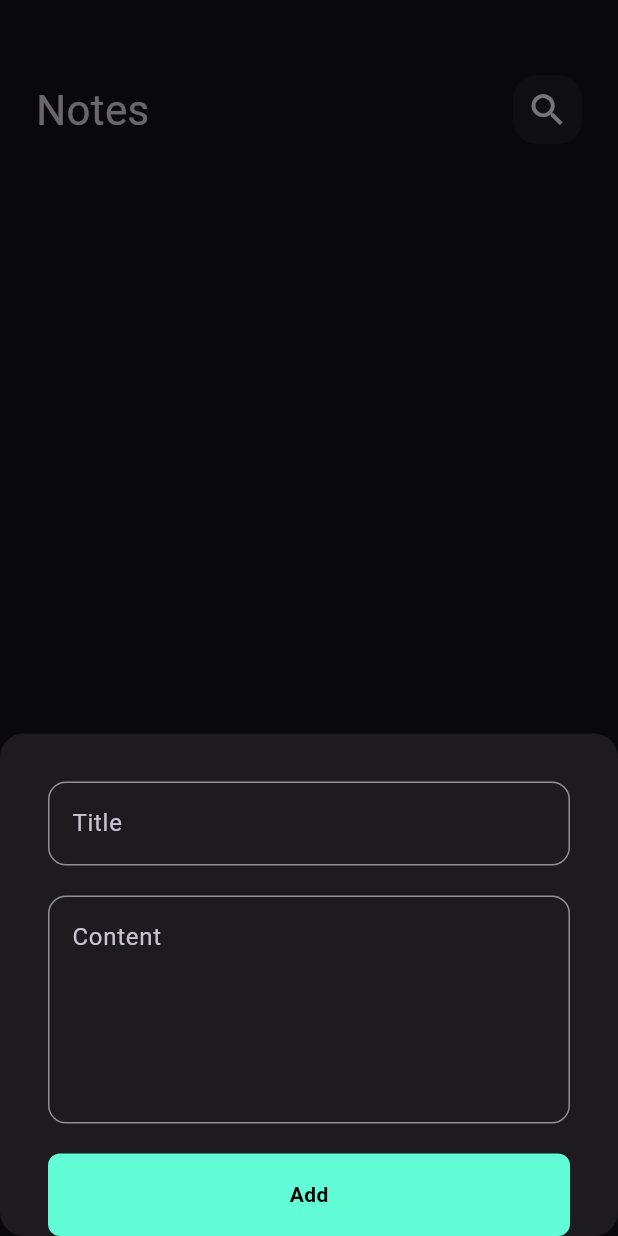
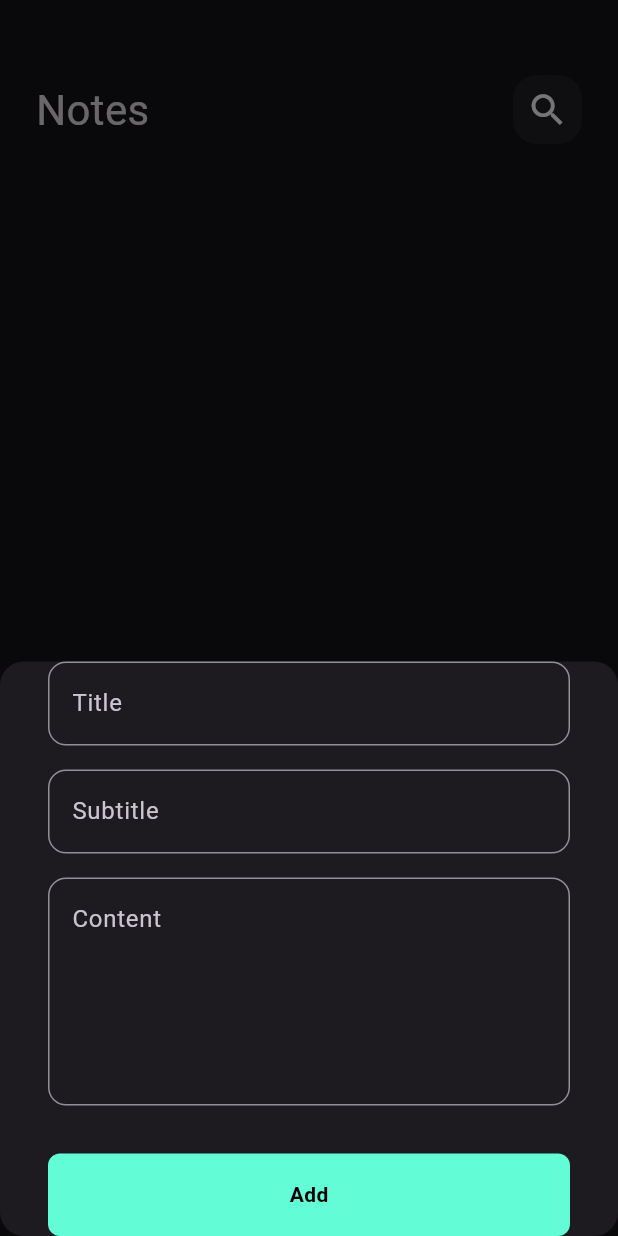
Before and after one commit to MuhamedHamada/Notes_App, a Flutter app: the screen it shows after launch, after a tap on the "add" icon, on a phone screen of 412 x 824 dp. Run offline on Flutter 3.47's test engine with Material 3 defaults, Android fonts, the phone set to English and light mode, and no system bars; our stand-ins replace flutter_bloc, hive, hive_flutter; accounts and stored records are empty.

Commit message:
create notes cubit and display data

```diff
--- a/lib/cubits/NotesCubit.dart
+++ b/lib/cubits/NotesCubit.dart
@@ -1,5 +1,5 @@
 import 'package:flutter_bloc/flutter_bloc.dart';
-import 'package:hive/hive.dart'; // تأكد من استيراد مكتبة Hive
+import 'package:hive/hive.dart';
 import '../models/note_model.dart';
 import '../widgets/constants.dart';
 import 'NotesState.dart';
--- a/lib/main.dart
+++ b/lib/main.dart
@@ -1,31 +1,30 @@
 import 'package:flutter/material.dart';
 import 'package:flutter_bloc/flutter_bloc.dart';
-import 'package:hive_flutter/adapters.dart';
-import 'package:notesapp/SimpleBlocObserver.dart';
-import 'package:notesapp/cubits/AddNoteCubit.dart';
+import 'package:hive_flutter/hive_flutter.dart';
 import 'package:notesapp/models/note_model.dart';
-import 'package:notesapp/screens/NotesScreen.dart';
 import 'package:notesapp/widgets/constants.dart';
+import 'SimpleBlocObserver.dart';
+import 'screens/NotesScreen.dart';
 
-void main()async {
+void main() async {
   await Hive.initFlutter();
-  Bloc.observer=SimpleBlocObserver();
   Hive.registerAdapter(NoteModelAdapter());
-   await Hive.openBox<NoteModel>(kNotesBox);
-  runApp( NotesApp());
+  await Hive.openBox<NoteModel>(kNotesBox);
+
+  Bloc.observer = SimpleBlocObserver();
+
+  runApp(NotesApp());
 }
 
 class NotesApp extends StatelessWidget {
   const NotesApp({super.key});
 
-  // This widget is the root of your application.
   @override
   Widget build(BuildContext context) {
     return MaterialApp(
       debugShowCheckedModeBanner: false,
       theme: ThemeData.dark(),
-      home:NotesScreen(),
+      home: NotesScreen(),
     );
-
   }
 }
--- a/lib/screens/NotesScreen.dart
+++ b/lib/screens/NotesScreen.dart
@@ -2,7 +2,7 @@ import 'package:flutter/material.dart';
 import 'package:flutter_bloc/flutter_bloc.dart';
 import 'package:notesapp/cubits/NotesCubit.dart';
 import 'package:notesapp/widgets/NotesViewBody.dart';
-import 'package:notesapp/widgets/addNote.dart';
+import '../widgets/addNote.dart';
 
 class NotesScreen extends StatelessWidget {
   const NotesScreen({super.key});
@@ -10,22 +10,25 @@ class NotesScreen extends StatelessWidget {
   @override
   Widget build(BuildContext context) {
     return BlocProvider(
-      create: (context) =>NotesCubit(),
+      create: (context) => NotesCubit()..fetchAllNotes(),
       child: Scaffold(
         resizeToAvoidBottomInset: false,
-        floatingActionButton: FloatingActionButton(onPressed: () {
-          showModalBottomSheet(
+        floatingActionButton: FloatingActionButton(
+          onPressed: () {
+            showModalBottomSheet(
               isScrollControlled: true,
               shape: RoundedRectangleBorder(
-                  borderRadius: BorderRadius.circular(16)
+                borderRadius: BorderRadius.circular(16),
               ),
-              context: context, builder: (context) {
-            return AddNoteBottomSheet();
-          });
-        }, child:
-        Icon(Icons.add),),
+              context: context,
+              builder: (context) {
+                return AddNoteBottomSheet();
+              },
+            );
+          },
+          child: Icon(Icons.add),
+        ),
         body: NotesViewBody(),
-
       ),
     );
   }
--- a/lib/widgets/AddNoteForm.dart
+++ b/lib/widgets/AddNoteForm.dart
@@ -1,76 +1,63 @@
-import 'package:flutter/cupertino.dart';
 import 'package:flutter/material.dart';
 import 'package:flutter_bloc/flutter_bloc.dart';
 import 'package:notesapp/cubits/AddNoteCubit.dart';
-import 'package:notesapp/cubits/AddNoteState.dart';
 import 'package:notesapp/models/note_model.dart';
-
 import 'CustomButton.dart';
 import 'CustomTextField.dart';
 
 class AddNoteForm extends StatefulWidget {
-  const AddNoteForm({super.key});
-
   @override
-  State<AddNoteForm> createState() => _AddNoteFormState();
+  _AddNoteFormState createState() => _AddNoteFormState();
 }
 
 class _AddNoteFormState extends State<AddNoteForm> {
-  final GlobalKey<FormState>formKey = GlobalKey();
-  AutovalidateMode autovalidateMode = AutovalidateMode.disabled;
-  String? title, subTitle;
+  final GlobalKey<FormState> formKey = GlobalKey<FormState>();
+  String? title;
+  String? subTitle;
+  String? content;
+  int color = Colors.blue.value;  // Default color value
 
   @override
   Widget build(BuildContext context) {
     return Form(
-      autovalidateMode: autovalidateMode,
       key: formKey,
       child: Column(
         children: [
-          SizedBox(
-            height: 32,
-          ),
           CustomTextField(
+            hintText: 'Title',
             onSaved: (value) {
               title = value;
             },
-            maxLines: 1,
-            hintText: "Title",
           ),
-          SizedBox(
-            height: 20,
-          ),
+          SizedBox(height: 16),
           CustomTextField(
+            hintText: 'Subtitle',
             onSaved: (value) {
               subTitle = value;
             },
+          ),
+          SizedBox(height: 16),
+          CustomTextField(
+            hintText: 'Content',
+            onSaved: (value) {
+              content = value;
+            },
             maxLines: 5,
-            hintText: "Content",
           ),
-          SizedBox(
-            height: 20,
-          ),
-          BlocBuilder<AddNoteCubit, AddNoteState>(
-            builder: (context, state) {
-              return CustomButton(
-                isLoading: state is AddNoteLoading?true:false,
+          SizedBox(height: 32),
+          CustomButton(
             onTap: () {
+              Navigator.pop(context);
               if (formKey.currentState!.validate()) {
                 formKey.currentState!.save();
-                    var noteModel = NoteModel(title: title!,
+                var note = NoteModel(
+                  title: title!,
                   subTitle: subTitle!,
                   date: DateTime.now().toString(),
-                        color: Colors.blue.value);
-                    BlocProvider.of<AddNoteCubit>(context).addNote(noteModel);
+                  color: color,
+                );
+                BlocProvider.of<AddNoteCubit>(context).addNote(note);
               }
-                  else {
-                    autovalidateMode = AutovalidateMode.always;
-                    setState(() {
-
-                    });
-                  }
-                },
-              );
             },
           ),
         ],
--- a/lib/widgets/ListNoteItem.dart
+++ b/lib/widgets/ListNoteItem.dart
@@ -12,15 +12,17 @@ class NotesListView extends StatelessWidget {
   Widget build(BuildContext context) {
     return BlocBuilder<NotesCubit, NotesState>(
       builder: (context, state) {
-        List<NoteModel> notes =BlocProvider.of<NotesCubit>(context).notes ??[];
+        List<NoteModel> notes=BlocProvider.of<NotesCubit>(context).notes ??[];
         return Padding(
-          padding: const EdgeInsets.symmetric(vertical: 16),
+          padding:  EdgeInsets.symmetric(vertical: 16),
           child: ListView.builder(
             itemCount:notes.length ,
               itemBuilder: (context, index) {
             return Padding(
-              padding: const EdgeInsets.symmetric(vertical: 8),
-              child: NoteItem(),
+              padding:  EdgeInsets.symmetric(vertical: 8),
+              child: NoteItem(
+                note: notes[index],
+              ),
             );
           }),
         );
--- a/lib/widgets/addNote.dart
+++ b/lib/widgets/addNote.dart
@@ -1,39 +1,35 @@
 import 'package:flutter/cupertino.dart';
 import 'package:flutter_bloc/flutter_bloc.dart';
-import 'package:modal_progress_hud_nsn/modal_progress_hud_nsn.dart';
-import 'package:notesapp/cubits/AddNoteCubit.dart';
-import 'package:notesapp/cubits/AddNoteState.dart';
-import 'package:notesapp/widgets/AddNoteForm.dart';
-import 'package:notesapp/widgets/CustomButton.dart';
-import 'package:notesapp/widgets/CustomTextField.dart';
+import '../cubits/AddNoteCubit.dart';
+import '../cubits/AddNoteState.dart';
+import '../cubits/NotesCubit.dart';
+import 'AddNoteForm.dart';
 
 class AddNoteBottomSheet extends StatelessWidget {
-   AddNoteBottomSheet({super.key});
-
   @override
   Widget build(BuildContext context) {
     return BlocProvider(
       create: (context) => AddNoteCubit(),
       child: Padding(
-        padding:  EdgeInsets.symmetric(horizontal: 16),
+        padding: EdgeInsets.symmetric(horizontal: 16),
         child: BlocConsumer<AddNoteCubit, AddNoteState>(
           listener: (context, state) {
             if (state is AddNoteFailure) {
-              print("failed");
+              print("Failed to add note: ${state.errMessage}");
             }
             if (state is AddNoteSuccess) {
+              BlocProvider.of<NotesCubit>(context).fetchAllNotes();
               Navigator.pop(context);
             }
           },
           builder: (context, state) {
             return AbsorbPointer(
-              absorbing: state is AddNoteLoading ? true : false,
+              absorbing: state is AddNoteLoading,
               child: Padding(
-                padding:  EdgeInsets.only(
-                  right: 16, left: 16,
-                  bottom: MediaQuery.of(context).viewInsets.bottom
-                ),
-
+                padding: EdgeInsets.only(
+                    right: 16,
+                    left: 16,
+                    bottom: MediaQuery.of(context).viewInsets.bottom),
                 child: SingleChildScrollView(child: AddNoteForm()),
               ),
             );
```
Also changed, not shown: lib/cubits/AddNoteCubit.dart (+15 -12 lines), lib/cubits/AddNoteState.dart (+10 -6 lines), lib/cubits/NotesState.dart (+9 -3 lines), lib/widgets/NoteItem.dart (+7 -6 lines). Lines whose indentation alone changed are shown as unchanged.
